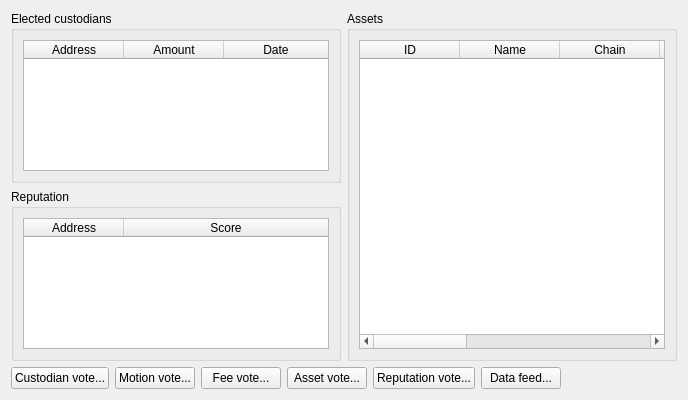
First picture: the form in src/qt/forms/votepage.ui, repository CoinGame/BCEShadow, before the edit.
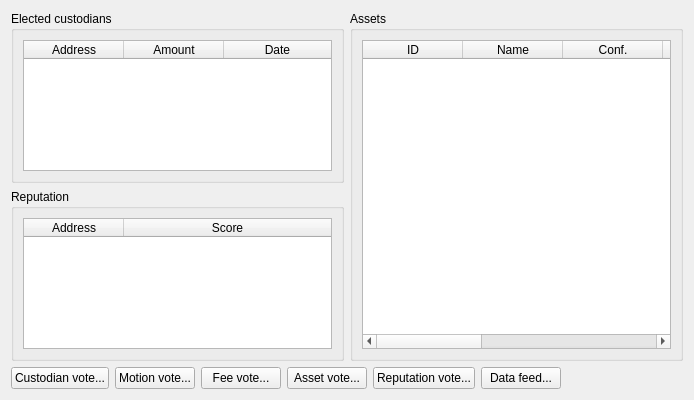
Second picture: the form after the edit.

Commit message:
Update asset voting UI.
Update asset voting UI for:
 - new asset ID system
 - new unit exponent field
 - new minimum trade field

Patch:
```diff
--- a/src/qt/forms/votepage.ui
+++ b/src/qt/forms/votepage.ui
@@ -6,7 +6,7 @@
    <rect>
     <x>0</x>
     <y>0</y>
-    <width>688</width>
+    <width>694</width>
     <height>400</height>
    </rect>
   </property>
@@ -134,16 +134,6 @@
             <string>Name</string>
            </property>
           </column>
-          <column>
-           <property name="text">
-            <string>Chain</string>
-           </property>
-          </column>
-          <column>
-           <property name="text">
-            <string>Asset</string>
-           </property>
-          </column>
           <column>
            <property name="text">
             <string>Conf.</string>
@@ -161,12 +151,17 @@
           </column>
           <column>
            <property name="text">
-            <string>Max trade (units)</string>
+            <string>Unit exp.</string>
            </property>
           </column>
           <column>
            <property name="text">
-            <string>Max trade (coins)</string>
+            <string>Max trade</string>
+           </property>
+          </column>
+          <column>
+           <property name="text">
+            <string>Min trade</string>
            </property>
           </column>
          </widget>
```
The commit also changes 13 other files.
